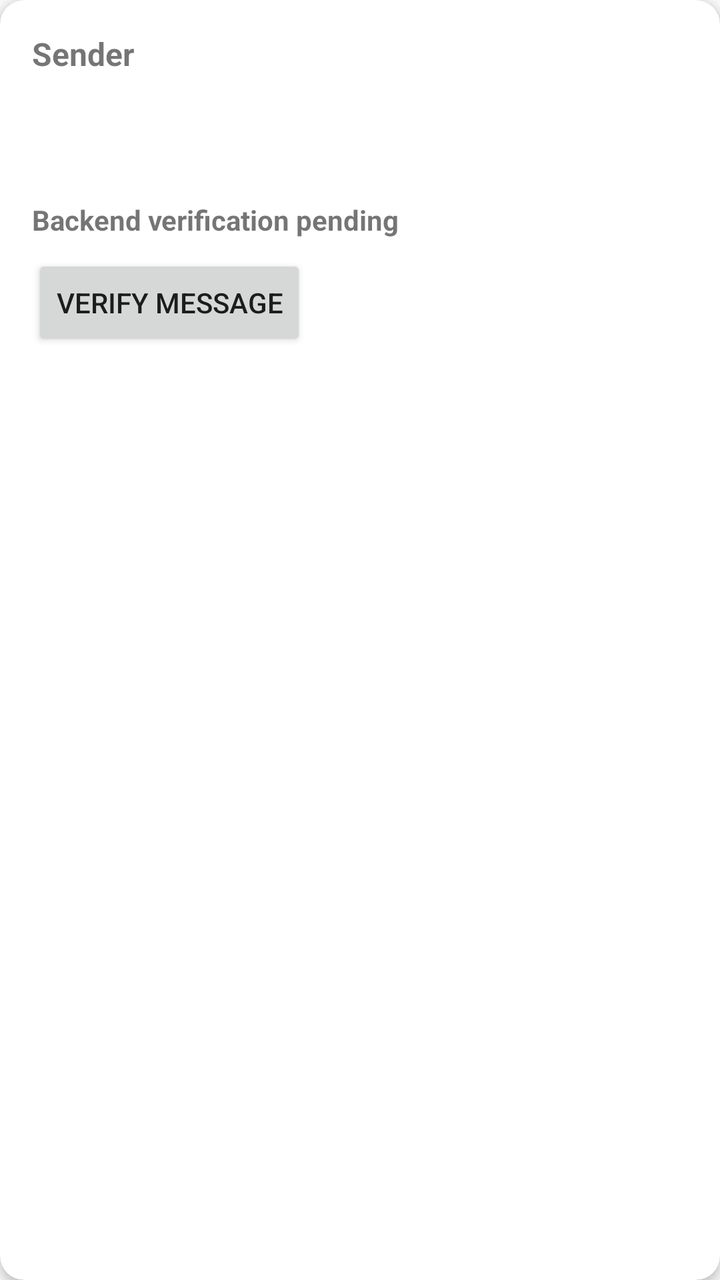
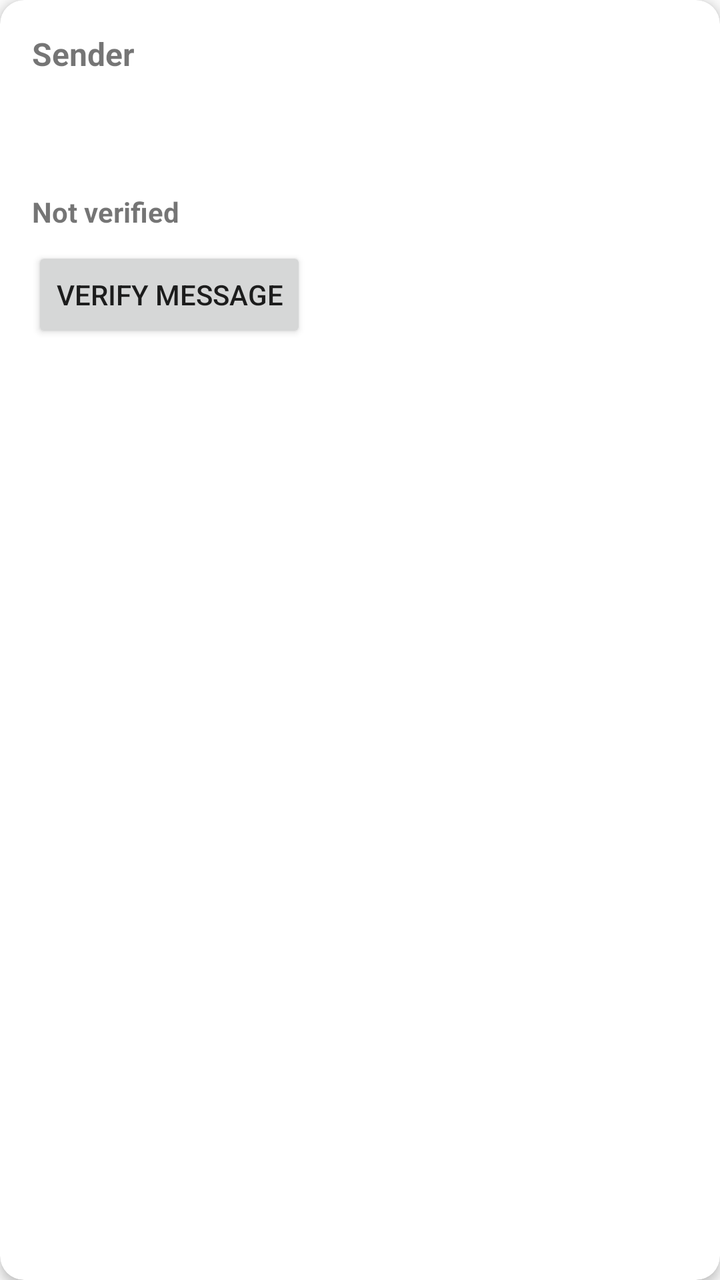

Before-and-after screenshots of an Android layout around one commit, followed by the original layout XML and the change that was made.
<!-- AndroidManifest.xml: application theme AppTheme -->
<!-- res/layout/item_sms.xml -->
<?xml version="1.0" encoding="utf-8"?>
<androidx.cardview.widget.CardView
    xmlns:android="http://schemas.android.com/apk/res/android"
    xmlns:app="http://schemas.android.com/apk/res-auto"
    android:layout_width="match_parent"
    android:layout_height="wrap_content"
    android:layout_marginBottom="12dp"
    app:cardCornerRadius="12dp"
    app:cardElevation="3dp">

    <LinearLayout
        android:layout_width="match_parent"
        android:layout_height="wrap_content"
        android:orientation="vertical"
        android:padding="16dp">

        <TextView
            android:id="@+id/smsSender"
            android:layout_width="match_parent"
            android:layout_height="wrap_content"
            android:text="Sender"
            android:textStyle="bold"
            android:textSize="16sp" />

        <TextView
            android:id="@+id/smsDate"
            android:layout_width="match_parent"
            android:layout_height="wrap_content"
            android:layout_marginTop="4dp"
            android:textSize="12sp" />

        <TextView
            android:id="@+id/smsBody"
            android:layout_width="match_parent"
            android:layout_height="wrap_content"
            android:layout_marginTop="10dp"
            android:textSize="15sp" />

        <TextView
            android:id="@+id/smsStatus"
            android:layout_width="match_parent"
            android:layout_height="wrap_content"
            android:layout_marginTop="12dp"
            android:text="Backend verification pending"
            android:textStyle="bold" />


        <TextView
            android:id="@+id/institutionName"
            android:layout_width="match_parent"
            android:layout_height="wrap_content"
            android:layout_marginTop="8dp"
            android:textStyle="bold"
            android:textSize="15sp"
            android:visibility="gone" />

        <TextView
            android:id="@+id/institutionId"
            android:layout_width="match_parent"
            android:layout_height="wrap_content"
            android:textSize="12sp"
            android:visibility="gone" />

        <TextView
            android:id="@+id/institutionVerified"
            android:layout_width="match_parent"
            android:layout_height="wrap_content"
            android:textSize="13sp"
            android:visibility="gone" />

        <TextView
            android:id="@+id/institutionLogoUrl"
            android:layout_width="match_parent"
            android:layout_height="wrap_content"
            android:textSize="12sp"
            android:visibility="gone" />

        <Button
            android:id="@+id/verifySmsButton"
            android:layout_width="wrap_content"
            android:layout_height="wrap_content"
            android:layout_marginTop="8dp"
            android:text="Verify message" />

    </LinearLayout>

</androidx.cardview.widget.CardView>
<!-- resources referenced by this layout -->
<resources>
  <style name="AppTheme" parent="AppBaseTheme">
          
      </style>
  <style name="AppBaseTheme" parent="Theme.AppCompat.Light">
          
      </style>
</resources>

<!-- the commit's change to res/layout/item_sms.xml (unified diff, before → after) -->
@@ -40,10 +40,10 @@
             android:id="@+id/smsStatus"
             android:layout_width="match_parent"
             android:layout_height="wrap_content"
-            android:layout_marginTop="12dp"
-            android:text="Backend verification pending"
+            android:layout_marginTop="8dp"
+            android:text="Not verified"
+            android:textSize="14sp"
             android:textStyle="bold" />
-
 
         <TextView
             android:id="@+id/institutionName"
